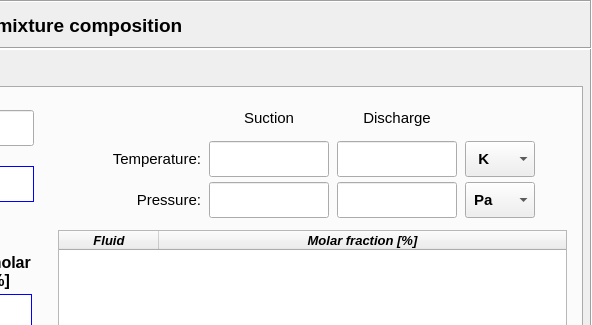
Before: the Qt Designer form data/user_input/ui_files/Model/Setup/Acoustic/setFluidCompositionInput.ui in open-pulse/OpenPulse, drawn with Qt 5; both pictures show x 528 to 1120 and y 0 to 325 of the 1120 by 705 pixel window.
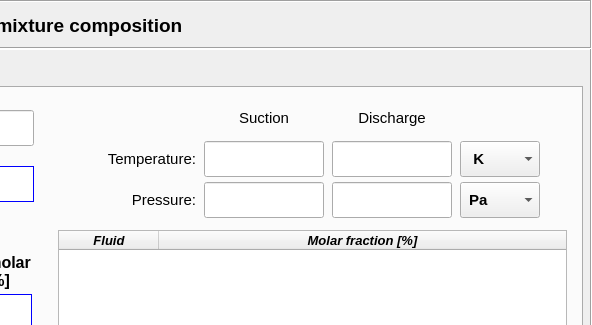
After: the same form once the commit is applied.

What changed in the file:
```diff
--- a/data/user_input/ui_files/Model/Setup/Acoustic/setFluidCompositionInput.ui
+++ b/data/user_input/ui_files/Model/Setup/Acoustic/setFluidCompositionInput.ui
@@ -703,13 +703,13 @@
         <widget class="QComboBox" name="comboBox_pressure_units">
          <property name="minimumSize">
           <size>
-           <width>70</width>
+           <width>80</width>
            <height>36</height>
           </size>
          </property>
          <property name="maximumSize">
           <size>
-           <width>70</width>
+           <width>80</width>
            <height>36</height>
           </size>
          </property>
@@ -760,13 +760,13 @@
         <widget class="QComboBox" name="comboBox_temperature_units">
          <property name="minimumSize">
           <size>
-           <width>70</width>
+           <width>80</width>
            <height>36</height>
           </size>
          </property>
          <property name="maximumSize">
           <size>
-           <width>70</width>
+           <width>80</width>
            <height>36</height>
           </size>
          </property>
```
